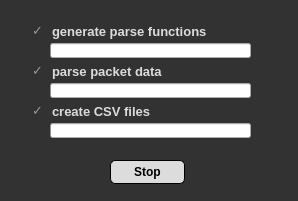
The window that GUI/ui/dialog_progress.ui (dudtj5307/Packet_Parsing_Software) describes before a commit, drawn with Qt 5.
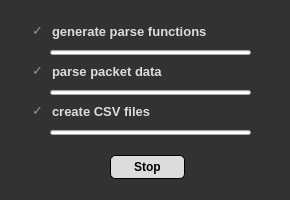
The same window after the commit.

The edit to the form file:
```diff
--- a/GUI/ui/dialog_progress.ui
+++ b/GUI/ui/dialog_progress.ui
@@ -9,10 +9,28 @@
    <rect>
     <x>0</x>
     <y>0</y>
-    <width>298</width>
-    <height>201</height>
+    <width>290</width>
+    <height>200</height>
    </rect>
   </property>
+  <property name="sizePolicy">
+   <sizepolicy hsizetype="Fixed" vsizetype="Fixed">
+    <horstretch>0</horstretch>
+    <verstretch>0</verstretch>
+   </sizepolicy>
+  </property>
+  <property name="minimumSize">
+   <size>
+    <width>290</width>
+    <height>200</height>
+   </size>
+  </property>
+  <property name="maximumSize">
+   <size>
+    <width>290</width>
+    <height>200</height>
+   </size>
+  </property>
   <property name="windowTitle">
    <string>Progress</string>
   </property>
@@ -26,9 +44,9 @@
    <property name="geometry">
     <rect>
      <x>50</x>
-     <y>43</y>
+     <y>50</y>
      <width>201</width>
-     <height>15</height>
+     <height>5</height>
     </rect>
    </property>
    <property name="minimumSize">
@@ -102,10 +120,10 @@
   <widget class="QMdiArea" name="mdiArea">
    <property name="geometry">
     <rect>
-     <x>0</x>
+     <x>-10</x>
      <y>0</y>
-     <width>311</width>
-     <height>221</height>
+     <width>310</width>
+     <height>220</height>
     </rect>
    </property>
    <property name="sizePolicy">
@@ -114,6 +132,18 @@
      <verstretch>0</verstretch>
     </sizepolicy>
    </property>
+   <property name="minimumSize">
+    <size>
+     <width>310</width>
+     <height>210</height>
+    </size>
+   </property>
+   <property name="maximumSize">
+    <size>
+     <width>310</width>
+     <height>16777215</height>
+    </size>
+   </property>
    <property name="focusPolicy">
     <enum>Qt::FocusPolicy::ClickFocus</enum>
    </property>
@@ -121,8 +151,7 @@
     <bool>false</bool>
    </property>
    <property name="styleSheet">
-    <string notr="true">background-color: rgb(70, 70, 70);
-border-color: rgb(56, 56, 56);</string>
+    <string notr="true"/>
    </property>
    <property name="background">
     <brush brushstyle="SolidPattern">
@@ -186,9 +215,9 @@
    <property name="geometry">
     <rect>
      <x>50</x>
-     <y>83</y>
+     <y>90</y>
      <width>201</width>
-     <height>15</height>
+     <height>5</height>
     </rect>
    </property>
    <property name="minimumSize">
@@ -266,9 +295,9 @@
    <property name="geometry">
     <rect>
      <x>50</x>
-     <y>123</y>
+     <y>130</y>
      <width>201</width>
-     <height>15</height>
+     <height>5</height>
     </rect>
    </property>
    <property name="minimumSize">
@@ -343,7 +372,7 @@
    <property name="geometry">
     <rect>
      <x>110</x>
-     <y>160</y>
+     <y>155</y>
      <width>75</width>
      <height>24</height>
     </rect>
```
